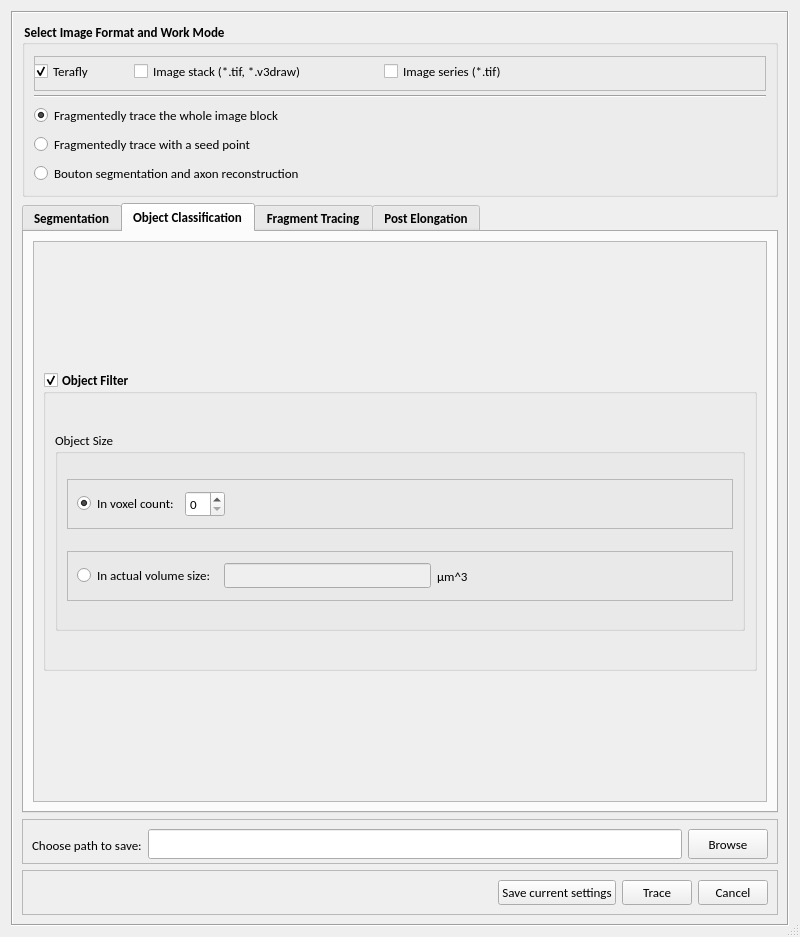
Old version of the form hackathon/MK/Fragmented_autoTrace/fragmentedTraceUI.ui in the repository Vaa3D/vaa3d_tools.
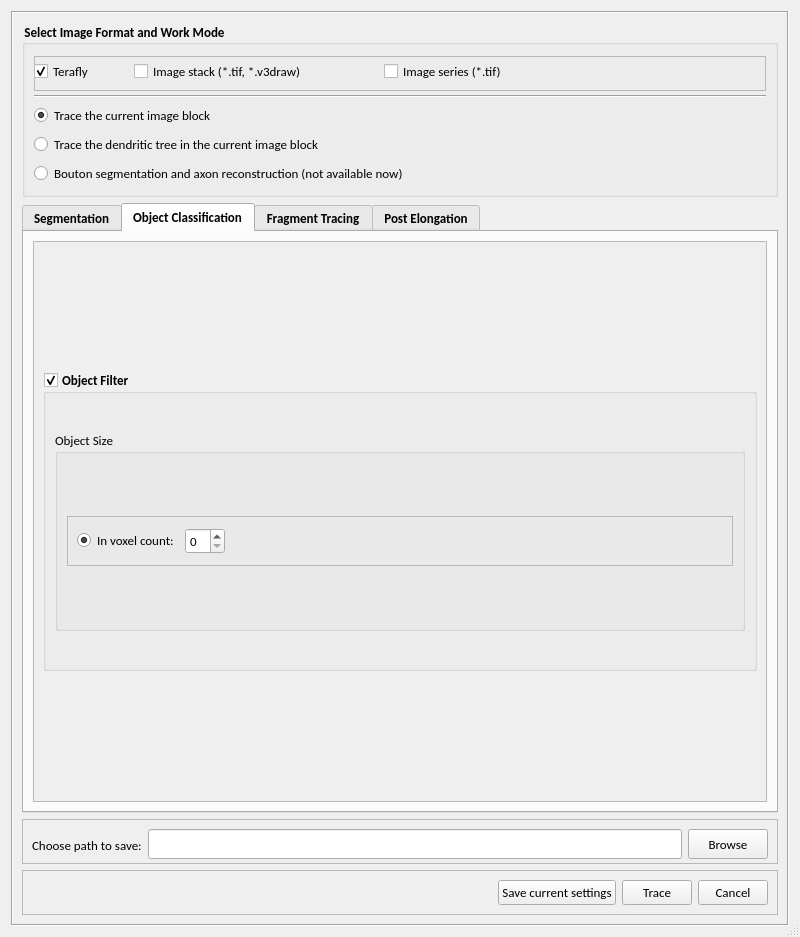
New version of the form. The open tabs and pages were chosen to show the change.

```diff
--- a/hackathon/MK/Fragmented_autoTrace/fragmentedTraceUI.ui
+++ b/hackathon/MK/Fragmented_autoTrace/fragmentedTraceUI.ui
@@ -217,7 +217,7 @@
             </font>
            </property>
            <property name="text">
-            <string>Fragmentedly trace the whole image block</string>
+            <string>Trace the current image block</string>
            </property>
            <property name="checked">
             <bool>true</bool>
@@ -235,7 +235,7 @@
             </font>
            </property>
            <property name="text">
-            <string>Fragmentedly trace with a seed point</string>
+            <string>Trace the dendritic tree in the current image block</string>
            </property>
           </widget>
          </item>
@@ -248,7 +248,7 @@
             </font>
            </property>
            <property name="text">
-            <string>Bouton segmentation and axon reconstruction</string>
+            <string>Bouton segmentation and axon reconstruction (not available now)</string>
            </property>
           </widget>
          </item>
@@ -913,58 +913,6 @@
                       <zorder>horizontalSpacer_15</zorder>
                      </widget>
                     </item>
-                    <item>
-                     <widget class="QFrame" name="frame_21">
-                      <property name="maximumSize">
-                       <size>
-                        <width>16777215</width>
-                        <height>50</height>
-                       </size>
-                      </property>
-                      <property name="frameShape">
-                       <enum>QFrame::StyledPanel</enum>
-                      </property>
-                      <property name="frameShadow">
-                       <enum>QFrame::Raised</enum>
-                      </property>
-                      <layout class="QHBoxLayout" name="horizontalLayout_17">
-                       <item>
-                        <widget class="QRadioButton" name="radioButton_5">
-                         <property name="text">
-                          <string>In actual volume size: </string>
-                         </property>
-                        </widget>
-                       </item>
-                       <item>
-                        <widget class="QLineEdit" name="lineEdit_6">
-                         <property name="enabled">
-                          <bool>false</bool>
-                         </property>
-                        </widget>
-                       </item>
-                       <item>
-                        <widget class="QLabel" name="label_17">
-                         <property name="text">
-                          <string>µm^3</string>
-                         </property>
-                        </widget>
-                       </item>
-                       <item>
-                        <spacer name="horizontalSpacer_16">
-                         <property name="orientation">
-                          <enum>Qt::Horizontal</enum>
-                         </property>
-                         <property name="sizeHint" stdset="0">
-                          <size>
-                           <width>255</width>
-                           <height>20</height>
-                          </size>
-                         </property>
-                        </spacer>
-                       </item>
-                      </layout>
-                     </widget>
-                    </item>
                    </layout>
                   </widget>
                  </item>
```
Left out of the diff: 34 changed lines with no effect on the pictures.
